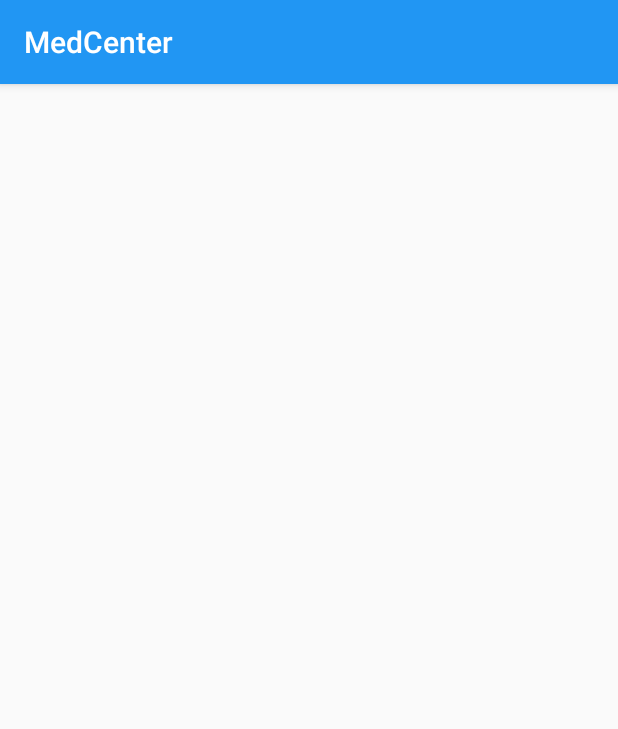
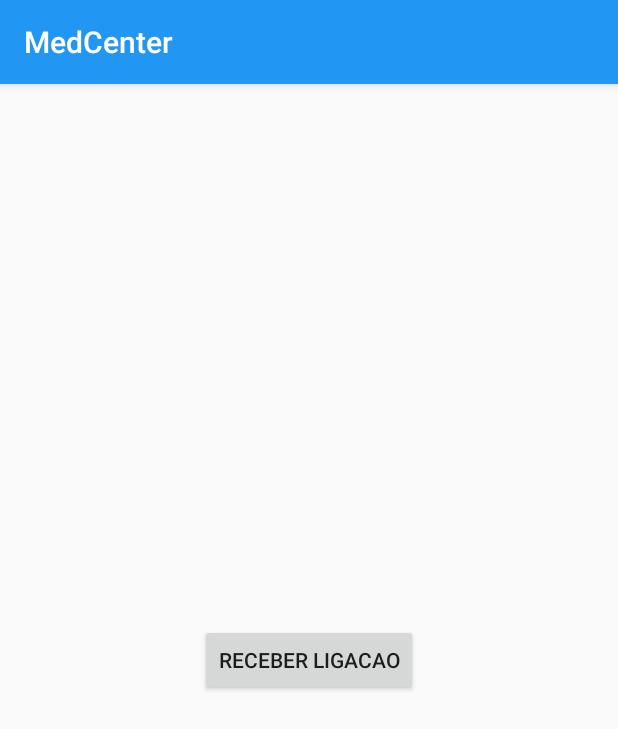
Before and after one commit to Fernandinh/ProjetoMobile, an Android app: the MedicoActivy screen opened directly, with no data from a screen before it, on a phone screen of 412 x 824 dp. Shown: the top 729 px of the screen. Run offline under Robolectric (Android 15) with nearby library versions, the phone set to English and light mode, and no system bars.

Commit message:
enfim, agora vai

```diff
--- a/app/src/main/java/com/example/projetomobile/CallingActivity.java
+++ b/app/src/main/java/com/example/projetomobile/CallingActivity.java
@@ -182,7 +182,7 @@ public class CallingActivity extends AppCompatActivity {
         MedicoRef.addValueEventListener(new ValueEventListener() {
             @Override
             public void onDataChange(@NonNull DataSnapshot dataSnapshot) {
-                if(dataSnapshot.child(IdUser).hasChild("Tocando") && dataSnapshot.child(IdUser).hasChild("Ligando"))
+                if(dataSnapshot.child(IdUser).hasChild("Tocando") && !dataSnapshot.child(IdUser).hasChild("Ligando"))
                 {
                     BtnAtender.setVisibility(View.VISIBLE);
                 }
@@ -211,7 +211,6 @@ public class CallingActivity extends AppCompatActivity {
                     public void onDataChange(@NonNull DataSnapshot dataSnapshot) {
                         if (dataSnapshot.exists() && dataSnapshot.hasChild("ligando"))
                         {
-
                             callingId = dataSnapshot.child("ligando").getValue().toString();
 
                             MedicoRef.child(callingId)
@@ -259,7 +258,7 @@ public class CallingActivity extends AppCompatActivity {
                         if (dataSnapshot.exists() && dataSnapshot.hasChild("tocando"))
                         {
 
-                            ringningId = dataSnapshot.child("ligando").getValue().toString();
+                            ringningId = dataSnapshot.child("tocando").getValue().toString();
 
                             MedicoRef.child(ringningId)
                                     .child("Ligando")
--- a/app/src/main/java/com/example/projetomobile/MedicoActivy.java
+++ b/app/src/main/java/com/example/projetomobile/MedicoActivy.java
@@ -2,13 +2,33 @@ package com.example.projetomobile;
 
 import androidx.appcompat.app.AppCompatActivity;
 
+import android.content.Intent;
 import android.os.Bundle;
+import android.view.View;
+import android.widget.Button;
 
 public class MedicoActivy extends AppCompatActivity {
+
+    private Button ReceberLigacao;
 
     @Override
     protected void onCreate(Bundle savedInstanceState) {
         super.onCreate(savedInstanceState);
         setContentView(R.layout.activity_medico_activy);
+
+        ReceberLigacao = findViewById(R.id.Ligacao);
+
+        ReceberLigacao.setOnClickListener(new View.OnClickListener() {
+            @Override
+            public void onClick(View v) {
+
+                Ligacao(v);
+            }
+        });
+    }
+
+    public void Ligacao (View view){
+        Intent menu = new Intent(this, RecycleView_Medicos.class);
+        startActivity(menu);
     }
 }
--- a/app/src/main/res/layout/activity_medico_activy.xml
+++ b/app/src/main/res/layout/activity_medico_activy.xml
@@ -6,4 +6,13 @@
     android:layout_height="match_parent"
     tools:context=".MedicoActivy">
 
+    <Button
+        android:id="@+id/Ligacao"
+        android:layout_width="wrap_content"
+        android:layout_height="wrap_content"
+        android:text="Receber Ligacao"
+        app:layout_constraintBottom_toBottomOf="parent"
+        app:layout_constraintEnd_toEndOf="parent"
+        app:layout_constraintStart_toStartOf="parent"
+        app:layout_constraintTop_toTopOf="parent" />
 </androidx.constraintlayout.widget.ConstraintLayout>
```
